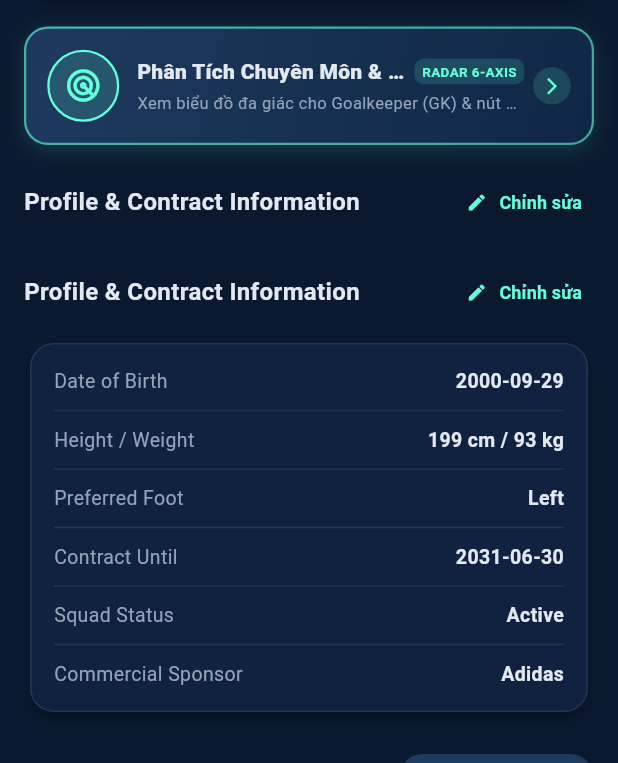
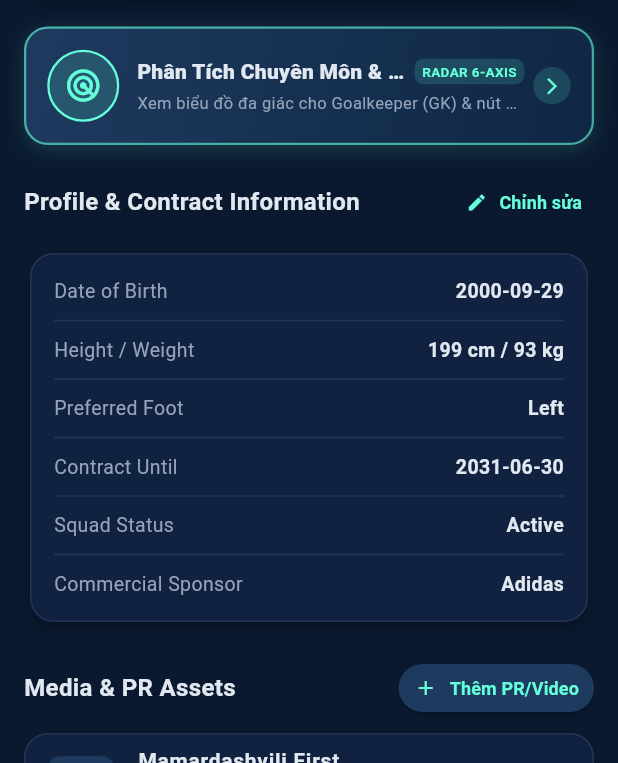
Before and after one commit to giathanh795/PRM392-G5, a Flutter app: the PlayerDetailScreen screen opened directly with sample values from the repository, on a phone screen of 412 x 824 dp, the part 473-1236 px from its top. Run offline on Flutter 3.47's test engine with Material 3 defaults, Android fonts, the phone set to English and light mode, and no system bars; our stand-ins replace cached_network_image, file_picker, fl_chart, image_picker, shared_preferences; accounts and stored records are empty; network calls fail.

Commit message:
fix: resolve leftover git conflict markers in player_detail_screen.dart

```diff
--- a/lib/screens/player/player_detail_screen.dart
+++ b/lib/screens/player/player_detail_screen.dart
@@ -844,28 +844,6 @@ class PlayerDetailScreen extends StatelessWidget {
                 ),
               ],
             ),
-            const SizedBox(height: 20),
-
-            // Bio & Contract Information
-            Row(
-              mainAxisAlignment: MainAxisAlignment.spaceBetween,
-              children: [
-                const Text(
-                  'Profile & Contract Information',
-                  style: TextStyle(fontSize: 16, fontWeight: FontWeight.bold, color: AppTheme.textPrimary),
-                ),
-                TextButton.icon(
-                  style: TextButton.styleFrom(
-                    foregroundColor: AppTheme.accentCyan,
-                    padding: const EdgeInsets.symmetric(horizontal: 8, vertical: 4),
-                    visualDensity: VisualDensity.compact,
-                  ),
-                  icon: const Icon(Icons.edit, size: 14),
-                  label: const Text('Chỉnh sửa', style: TextStyle(fontSize: 12, fontWeight: FontWeight.bold)),
-                  onPressed: () => showPlayerFormDialog(context, player: currentPlayer),
-                ),
-              ],
-            ),
             const SizedBox(height: 10),
             Card(
               child: Padding(
```
